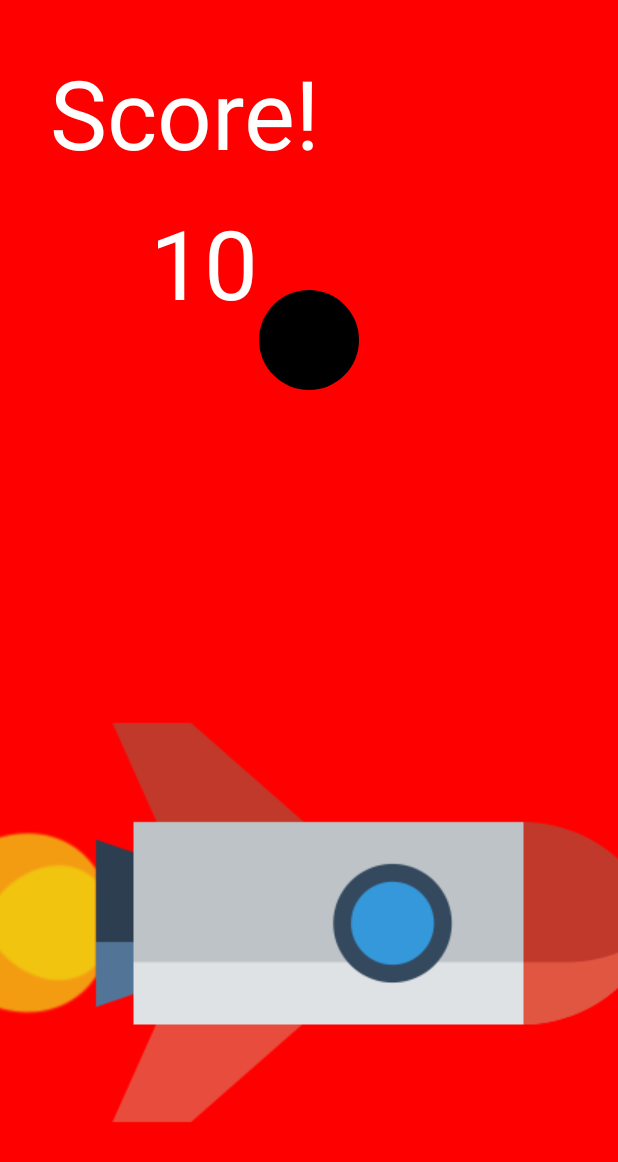
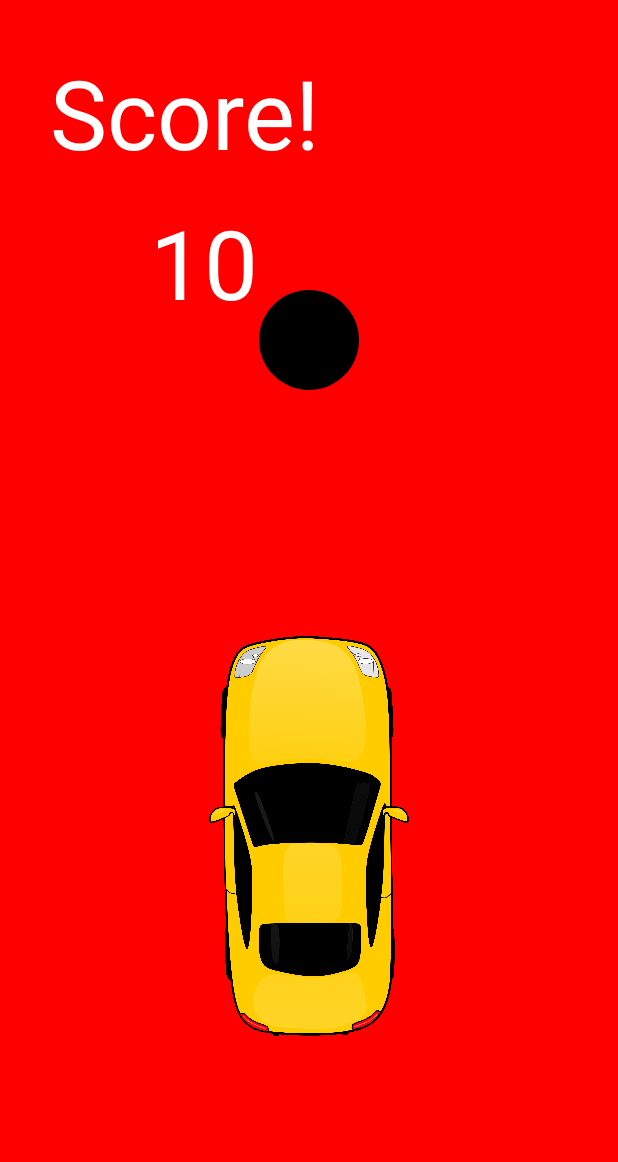
Before and after one commit to Zereis/2D-Endless-Runner-Game, an Android app: the GameActivity screen opened directly, with no data from a screen before it, on a phone screen of 412 x 824 dp. Shown: the top 1162 px of the screen. Run offline under Robolectric (Android 15) with nearby library versions, the phone set to English and light mode, and no system bars; our stand-ins replace Room's generated code.

Commit message:
Size and Row change

```diff
--- a/app/src/main/java/com/example/assignmentc/GameView.kt
+++ b/app/src/main/java/com/example/assignmentc/GameView.kt
@@ -426,7 +426,7 @@ class GameView(context: Context) : View(context), CoroutineScope by MainScope()
 
     //Set the players and the obstacles rows (y) depending on screen size
     private fun setRows(){
-        playerRow = getScreenHeight()-300
+        playerRow = getScreenHeight()-400
         objectRow = -100 //This should be something like -100 to spawn above the screen and then fall down
     }
 
--- a/app/src/main/java/com/example/assignmentc/Player.kt
+++ b/app/src/main/java/com/example/assignmentc/Player.kt
@@ -9,8 +9,6 @@ import android.graphics.BitmapFactory
 import android.util.Log
 
 class Player(private val context: Context){
-
-    var paint: Paint? = null
     var posX: Float = 0.0f
     var posY: Float = 0.0f
     var playerCollisionRadius: Float = 50f
@@ -22,9 +20,11 @@ class Player(private val context: Context){
     private var height: Int = 0
     init {
 
-        val originalBitmap = BitmapFactory.decodeResource(context.resources, R.drawable.rocket3)
-        width = originalBitmap.width // Desired width of the player image
-        height = originalBitmap.height // Desired height of the player image
+        val originalBitmap = BitmapFactory.decodeResource(context.resources, R.drawable.player_car)
+        //width = originalBitmap.width // Desired width of the player image
+        //height = originalBitmap.height // Desired height of the player image
+        width = 200
+        height = 400
         playerBitmap = Bitmap.createScaledBitmap(originalBitmap, width, height, false)
         Log.d("PlayerImage", "Image width: $width, height: $height")
     }
```
